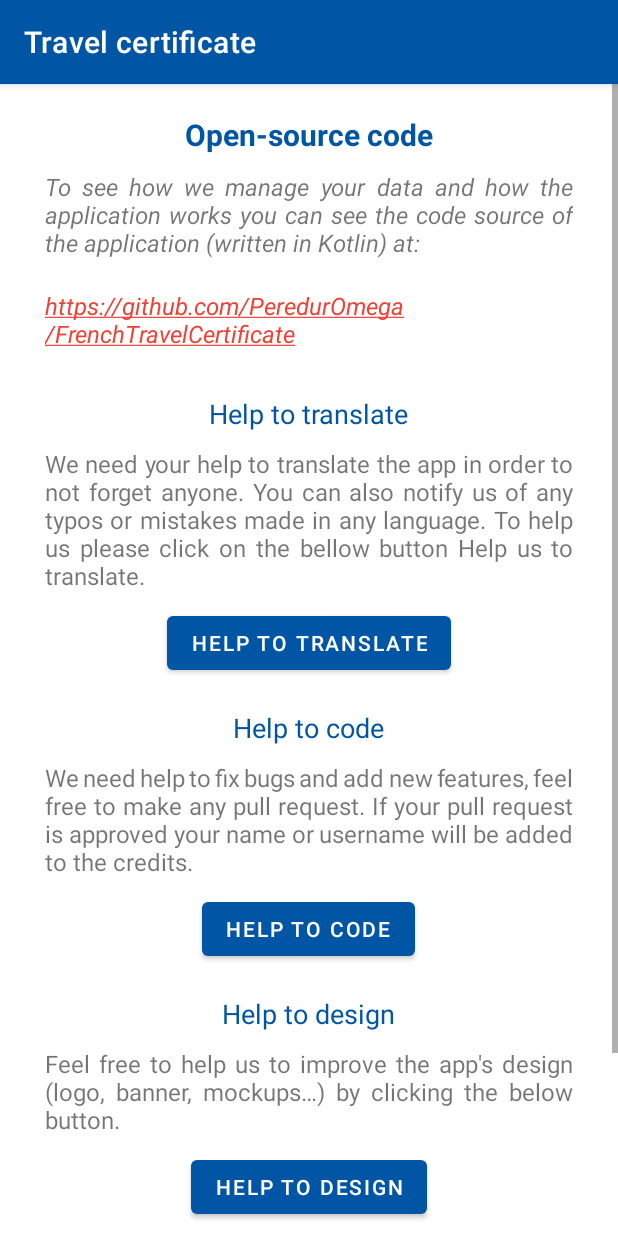
After one commit to PeredurOmega/FrenchTravelCertificate, an Android app: the fragment ContributeFragment shown on its own in the app's theme, on a phone screen of 412 x 824 dp. The commit adds this screen. Run offline under Robolectric (Android 15) with nearby library versions, the phone set to English and light mode, and no system bars.

Commit message:
Adding contribute fragment

```diff
--- a/app/build.gradle
+++ b/app/build.gradle
@@ -10,8 +10,8 @@ android {
         applicationId "com.pi.attestation"
         minSdkVersion 23
         targetSdkVersion 29
-        versionCode 1
-        versionName "1.0"
+        versionCode 2
+        versionName "1.1.0"
 
         testInstrumentationRunner "androidx.test.runner.AndroidJUnitRunner"
     }
--- a/app/src/main/java/com/pi/attestation/MainActivity.kt
+++ b/app/src/main/java/com/pi/attestation/MainActivity.kt
@@ -34,8 +34,8 @@ class MainActivity : AppCompatActivity() {
         val navView: NavigationView = findViewById(R.id.nav_view)
         val navController = findNavController(R.id.nav_host_fragment)
 
-        appBarConfiguration = AppBarConfiguration(
-            setOf(R.id.nav_home, R.id.nav_profile, R.id.nav_eula, R.id.nav_settings), drawerLayout)
+        appBarConfiguration = AppBarConfiguration(setOf(R.id.nav_home, R.id.nav_profile,
+            R.id.nav_eula, R.id.nav_settings, R.id.nav_contribute), drawerLayout)
         setupActionBarWithNavController(navController, appBarConfiguration)
         navView.setupWithNavController(navController)
 
--- a/app/src/main/java/com/pi/attestation/objects/Certificate.kt
+++ b/app/src/main/java/com/pi/attestation/objects/Certificate.kt
@@ -20,6 +20,7 @@ class Certificate(val creationDateTime: DateTime, val userInfo: UserInfo,
             .append("; Naissance: ")
             .append(userInfo.birthDate)
             .append(" a ")
+            .append(userInfo.birthPlace)
             .append("; Adresse: ")
             .append(userInfo.address)
             .append(" ")
--- /dev/null
+++ b/app/src/main/java/com/pi/attestation/ui/contribute/ContributeFragment.kt
@@ -0,0 +1,51 @@
+package com.pi.attestation.ui.contribute
+
+import android.content.Intent
+import android.net.Uri
+import android.os.Bundle
+import android.view.LayoutInflater
+import android.view.View
+import android.view.ViewGroup
+import androidx.fragment.app.Fragment
+import com.google.android.material.button.MaterialButton
+import com.pi.attestation.R
+
+
+class ContributeFragment : Fragment() {
+
+    override fun onCreateView(inflater: LayoutInflater, container: ViewGroup?,
+                              savedInstanceState: Bundle?): View? {
+        return inflater.inflate(R.layout.fragment_contribute, container, false)
+    }
+
+    override fun onViewCreated(view: View, savedInstanceState: Bundle?) {
+        super.onViewCreated(view, savedInstanceState)
+
+        val helpToCode = view.findViewById<MaterialButton>(R.id.helpToCode)
+        helpToCode.setOnClickListener {
+            val url = "https://github.com/PeredurOmega/FrenchTravelCertificate/" +
+                    "blob/master/HELP_TO_CODE.md"
+            val i = Intent(Intent.ACTION_VIEW)
+            i.data = Uri.parse(url)
+            startActivity(i)
+        }
+
+        val helpToDesign = view.findViewById<MaterialButton>(R.id.helpToDesign)
+        helpToDesign.setOnClickListener {
+            val url = "https://github.com/PeredurOmega/FrenchTravelCertificate/" +
+                    "blob/master/HELP_TO_DESIGN.md"
+            val i = Intent(Intent.ACTION_VIEW)
+            i.data = Uri.parse(url)
+            startActivity(i)
+        }
+
+        val helpToTranslate = view.findViewById<MaterialButton>(R.id.helpToTranslate)
+        helpToTranslate.setOnClickListener {
+            val url = "https://github.com/PeredurOmega/FrenchTravelCertificate/" +
+                    "blob/master/HELP_TO_TRANSLATE.md"
+            val i = Intent(Intent.ACTION_VIEW)
+            i.data = Uri.parse(url)
+            startActivity(i)
+        }
+    }
+}
--- /dev/null
+++ b/app/src/main/res/drawable/volunteering_icon.xml
@@ -0,0 +1,8 @@
+<?xml version="1.0" encoding="utf-8"?>
+<layer-list xmlns:android="http://schemas.android.com/apk/res/android" >
+    <item
+        android:drawable="@drawable/volunteering_96px"
+        android:width="25dp"
+        android:height="25dp"
+        />
+</layer-list >
--- /dev/null
+++ b/app/src/main/res/layout-v26/fragment_contribute.xml
@@ -0,0 +1,122 @@
+<?xml version="1.0" encoding="utf-8"?>
+<ScrollView xmlns:android="http://schemas.android.com/apk/res/android"
+    xmlns:tools="http://schemas.android.com/tools"
+    android:layout_width="match_parent"
+    android:layout_height="match_parent"
+    tools:context=".ui.contribute.ContributeFragment">
+
+    <LinearLayout
+        android:layout_width="match_parent"
+        android:layout_height="wrap_content"
+        android:padding="20dp"
+        android:orientation="vertical"
+        android:gravity="center_horizontal">
+
+        <TextView
+            android:layout_width="wrap_content"
+            android:layout_height="wrap_content"
+            android:textSize="20sp"
+            android:text="@string/open_source_code"
+            android:textStyle="bold"
+            android:textColor="@color/colorPrimary" />
+
+        <TextView
+            android:layout_margin="10dp"
+            android:layout_width="wrap_content"
+            android:layout_height="wrap_content"
+            android:textSize="16sp"
+            android:justificationMode="inter_word"
+            android:text="@string/open_source_text"
+            android:textStyle="italic" />
+
+        <TextView
+            android:layout_margin="10dp"
+            android:layout_width="wrap_content"
+            android:layout_height="wrap_content"
+            android:textSize="16sp"
+            android:autoLink="web"
+            android:text="@string/open_source_link"
+            android:textStyle="italic" />
+
+        <TextView
+            android:layout_width="wrap_content"
+            android:layout_height="wrap_content"
+            android:textSize="18sp"
+            android:layout_marginTop="20dp"
+            android:text="@string/help_to_translate"
+            android:textColor="@color/colorPrimary" />
+
+        <TextView
+            android:layout_margin="10dp"
+            android:layout_width="wrap_content"
+            android:layout_height="wrap_content"
+            android:textSize="16sp"
+            android:justificationMode="inter_word"
+            android:text="@string/help_to_translate_text" />
+
+        <com.google.android.material.button.MaterialButton
+            android:id="@+id/helpToTranslate"
+            android:layout_width="wrap_content"
+            android:layout_height="wrap_content"
+            android:text="@string/help_to_translate"/>
+
+        <TextView
+            android:layout_width="wrap_content"
+            android:layout_height="wrap_content"
+            android:textSize="18sp"
+            android:layout_marginTop="20dp"
+            android:text="@string/help_to_code"
+            android:textColor="@color/colorPrimary" />
+
+        <TextView
+            android:layout_margin="10dp"
+            android:layout_width="wrap_content"
+            android:layout_height="wrap_content"
+            android:textSize="16sp"
+            android:justificationMode="inter_word"
+            android:text="@string/help_to_code_text" />
+
+        <com.google.android.material.button.MaterialButton
+            android:id="@+id/helpToCode"
+            android:layout_width="wrap_content"
+            android:layout_height="wrap_content"
+            android:text="@string/help_to_code"/>
+
+        <TextView
+            android:layout_width="wrap_content"
+            android:layout_height="wrap_content"
+            android:textSize="18sp"
+            android:layout_marginTop="20dp"
+            android:text="@string/help_to_design"
+            android:textColor="@color/colorPrimary" />
+
+        <TextView
+            android:layout_margin="10dp"
+            android:layout_width="wrap_content"
+            android:layout_height="wrap_content"
+            android:textSize="16sp"
+            android:justificationMode="inter_word"
+            android:text="@string/help_to_design_text" />
+
+        <com.google.android.material.button.MaterialButton
+            android:id="@+id/helpToDesign"
+            android:layout_width="wrap_content"
+            android:layout_height="wrap_content"
+            android:text="@string/help_to_design"/>
+
+        <TextView
+            android:layout_width="wrap_content"
+            android:layout_height="wrap_content"
+            android:textSize="18sp"
+            android:layout_marginTop="20dp"
+            android:text="@string/credits"
+            android:textColor="@color/colorPrimary" />
+
+        <TextView
+            android:layout_width="wrap_content"
+            android:layout_height="wrap_content"
+            android:layout_marginTop="20dp"
+            android:layout_marginBottom="50dp"
+            android:text="@string/people_to_credit" />
+    </LinearLayout>
+</ScrollView>
--- /dev/null
+++ b/app/src/main/res/layout/fragment_contribute.xml
@@ -0,0 +1,118 @@
+<?xml version="1.0" encoding="utf-8"?>
+<ScrollView xmlns:android="http://schemas.android.com/apk/res/android"
+    xmlns:tools="http://schemas.android.com/tools"
+    android:layout_width="match_parent"
+    android:layout_height="match_parent"
+    tools:context=".ui.contribute.ContributeFragment">
+
+    <LinearLayout
+        android:layout_width="match_parent"
+        android:layout_height="wrap_content"
+        android:padding="20dp"
+        android:orientation="vertical"
+        android:gravity="center_horizontal">
+
+        <TextView
+            android:layout_width="wrap_content"
+            android:layout_height="wrap_content"
+            android:textSize="20sp"
+            android:text="@string/open_source_code"
+            android:textStyle="bold"
+            android:textColor="@color/colorPrimary" />
+
+        <TextView
+            android:layout_margin="10dp"
+            android:layout_width="wrap_content"
+            android:layout_height="wrap_content"
+            android:textSize="16sp"
+            android:text="@string/open_source_text"
+            android:textStyle="italic" />
+
+        <TextView
+            android:layout_margin="10dp"
+            android:layout_width="wrap_content"
+            android:layout_height="wrap_content"
+            android:textSize="16sp"
+            android:autoLink="web"
+            android:text="@string/open_source_link"
+            android:textStyle="italic" />
+
+        <TextView
+            android:layout_width="wrap_content"
+            android:layout_height="wrap_content"
+            android:textSize="18sp"
+            android:layout_marginTop="20dp"
+            android:text="@string/help_to_translate"
+            android:textColor="@color/colorPrimary" />
+
+        <TextView
+            android:layout_margin="10dp"
+            android:layout_width="wrap_content"
+            android:layout_height="wrap_content"
+            android:textSize="16sp"
+            android:text="@string/help_to_translate_text" />
+
+        <com.google.android.material.button.MaterialButton
+            android:id="@+id/helpToTranslate"
+            android:layout_width="wrap_content"
+            android:layout_height="wrap_content"
+            android:text="@string/help_to_translate"/>
+
+        <TextView
+            android:layout_width="wrap_content"
+            android:layout_height="wrap_content"
+            android:textSize="18sp"
+            android:layout_marginTop="20dp"
+            android:text="@string/help_to_code"
+            android:textColor="@color/colorPrimary" />
+
+        <TextView
+            android:layout_margin="10dp"
+            android:layout_width="wrap_content"
+            android:layout_height="wrap_content"
+            android:textSize="16sp"
+            android:text="@string/help_to_code_text" />
+
+        <com.google.android.material.button.MaterialButton
+            android:id="@+id/helpToCode"
+            android:layout_width="wrap_content"
+            android:layout_height="wrap_content"
+            android:text="@string/help_to_code"/>
+
+        <TextView
+            android:layout_width="wrap_content"
+            android:layout_height="wrap_content"
+            android:textSize="18sp"
+            android:layout_marginTop="20dp"
+            android:text="@string/help_to_design"
+            android:textColor="@color/colorPrimary" />
+
+        <TextView
+            android:layout_margin="10dp"
+            android:layout_width="wrap_content"
+            android:layout_height="wrap_content"
+            android:textSize="16sp"
+            android:text="@string/help_to_design_text" />
+
+        <com.google.android.material.button.MaterialButton
+            android:id="@+id/helpToDesign"
+            android:layout_width="wrap_content"
+            android:layout_height="wrap_content"
+            android:text="@string/help_to_design"/>
+
+        <TextView
+            android:layout_width="wrap_content"
+            android:layout_height="wrap_content"
+            android:textSize="18sp"
+            android:layout_marginTop="20dp"
+            android:text="@string/credits"
+            android:textColor="@color/colorPrimary" />
+
+        <TextView
+            android:layout_width="wrap_content"
+            android:layout_height="wrap_content"
+            android:layout_marginTop="20dp"
+            android:layout_marginBottom="50dp"
+            android:text="@string/people_to_credit" />
+    </LinearLayout>
+</ScrollView>
--- a/app/src/main/res/menu/activity_main_drawer.xml
+++ b/app/src/main/res/menu/activity_main_drawer.xml
@@ -17,7 +17,7 @@
     </group>
 
     <group
-        android:id="@+id/secondaryMenu"
+        android:id="@+id/secondMenu"
         android:checkableBehavior="none">
         <item
             android:id="@+id/nav_eula"
@@ -29,4 +29,13 @@
             android:icon="@drawable/settings_icon"
             android:title="@string/menu_settings" />
     </group>
+
+    <group
+        android:id="@+id/thirdMenu"
+        android:checkableBehavior="none">
+        <item
+            android:id="@+id/nav_contribute"
+            android:icon="@drawable/volunteering_icon"
+            android:title="@string/menu_contribute" />
+    </group>
 </menu>
--- a/app/src/main/res/navigation/mobile_navigation.xml
+++ b/app/src/main/res/navigation/mobile_navigation.xml
@@ -28,4 +28,10 @@
         android:name="com.pi.attestation.ui.settings.SettingsFragment"
         android:label="@string/menu_settings"
         tools:layout="@layout/fragment_settings" />
+
+    <fragment
+        android:id="@+id/nav_contribute"
+        android:name="com.pi.attestation.ui.contribute.ContributeFragment"
+        android:label="@string/menu_contribute"
+        tools:layout="@layout/fragment_contribute" />
 </navigation>
--- a/app/src/main/res/values/strings.xml
+++ b/app/src/main/res/values/strings.xml
@@ -4,10 +4,23 @@
     <string name="menu_certificates">Certificates</string>
     <string name="menu_profile">Profile</string>
     <string name="menu_eula">EULA</string>
+    <string name="menu_contribute">Contribute</string>
+    <string name="credits">Credits</string>
     <string name="header_sub_title">for france mainland</string>
     <string name="profile_saved">Profile saved</string>
     <string name="create">Create</string>
     <string name="ok">OK</string>
+    <string name="help_to_translate">Help to translate</string>
+    <string name="help_to_design">Help to design</string>
+    <string name="help_to_design_text">Feel free to help us to improve the app\'s design (logo,
+        banner, mockups…) by clicking the below button.</string>
+    <string name="help_to_code">Help to code</string>
+    <string name="help_to_code_text">We need help to fix bugs and add new features, feel free to
+    make any pull request. If your pull request is approved your name or username will be added to
+    the credits.</string>
+    <string name="help_to_translate_text">We need your help to translate the app in order to not
+        forget anyone. You can also notify us of any typos or mistakes made in any language. To
+        help us please click on the bellow button "Help us to translate".</string>
     <string name="how_to_use_title">How to use the certificate ?</string>
     <string name="how_to_use_text">All your certificates are available on the app\'s main page.
         To dispaly them you just need to click on them. To see the QR Code you just need to swipe
@@ -174,4 +187,5 @@
     <string name="postal_code_key" translatable="false">POSTAL_CODE</string>
     <string name="city_key" translatable="false">CITY</string>
     <string name="first_certificate_view_key" translatable="false">FIRST_CERTIFICATE_VIEW</string>
+    <string name="people_to_credit" translatable="false">Paul SOUTEYRAT</string>
 </resources>
```
Also changed, not shown: app/src/main/res/drawable/volunteering_96px.png (added), 4 other files.
